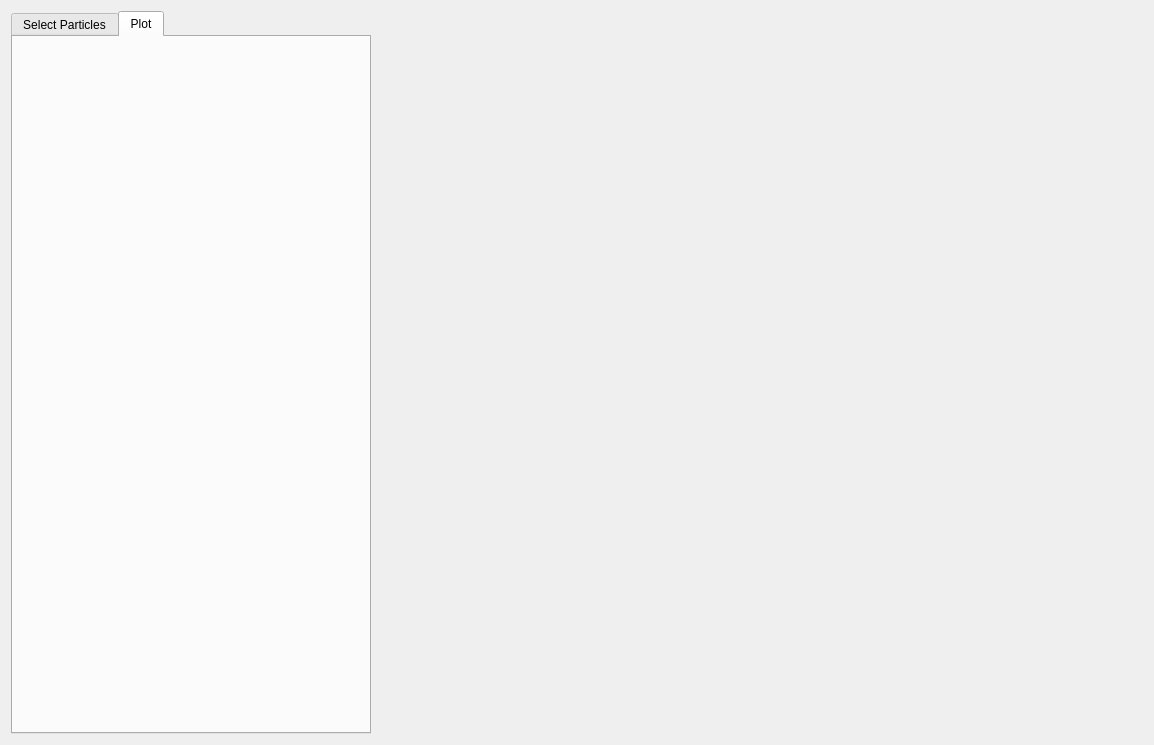
First picture: the form in VisualPIC/Views/ParticleTracker.ui, repository AngelFP/VisualPIC, before the edit.
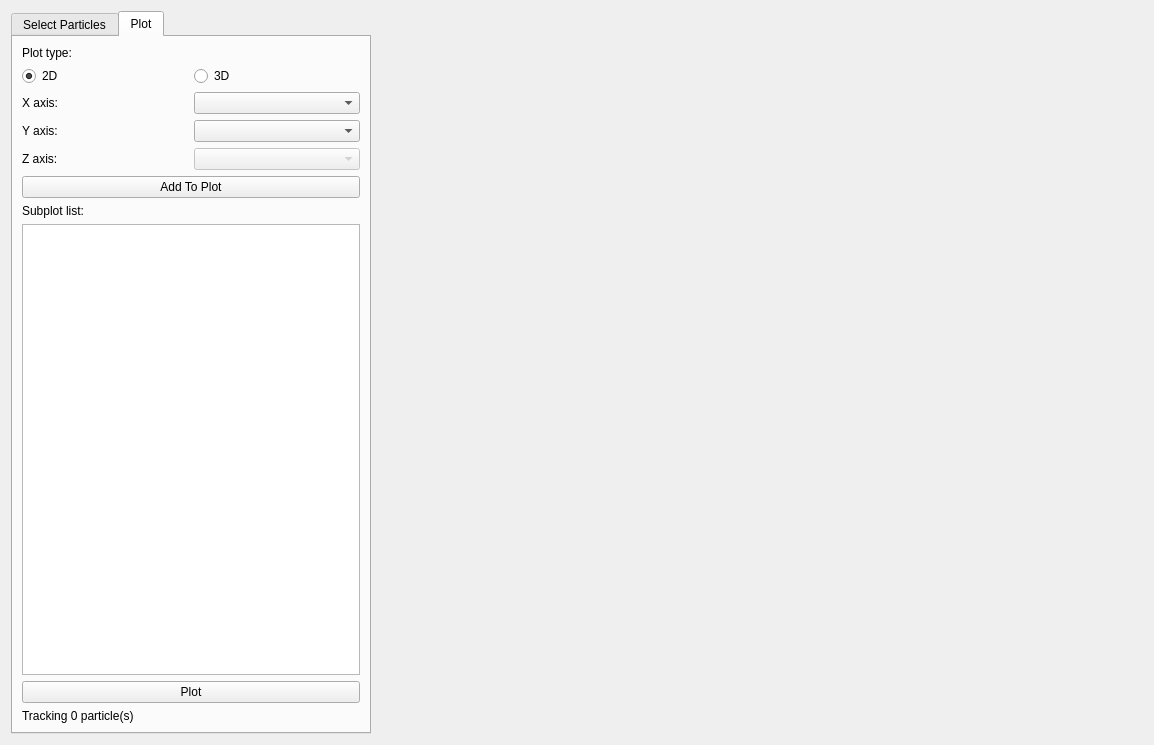
Second picture: the form after the edit. The open tabs and pages were chosen to show the change.

Commit message: Created plotting UI for tracked particles.

```diff
--- a/VisualPIC/Views/ParticleTracker.ui
+++ b/VisualPIC/Views/ParticleTracker.ui
@@ -138,6 +138,116 @@
       <attribute name="title">
        <string>Plot</string>
       </attribute>
+      <layout class="QVBoxLayout" name="verticalLayout_2">
+       <item>
+        <widget class="QLabel" name="label_6">
+         <property name="text">
+          <string>Plot type:</string>
+         </property>
+        </widget>
+       </item>
+       <item>
+        <layout class="QHBoxLayout" name="horizontalLayout_7">
+         <item>
+          <widget class="QRadioButton" name="plotType_radioButton_1">
+           <property name="text">
+            <string>2D</string>
+           </property>
+           <property name="checked">
+            <bool>true</bool>
+           </property>
+          </widget>
+         </item>
+         <item>
+          <widget class="QRadioButton" name="plotType_radioButton_2">
+           <property name="text">
+            <string>3D</string>
+           </property>
+           <property name="checked">
+            <bool>false</bool>
+           </property>
+          </widget>
+         </item>
+        </layout>
+       </item>
+       <item>
+        <layout class="QHBoxLayout" name="horizontalLayout_11">
+         <item>
+          <widget class="QLabel" name="label_4">
+           <property name="text">
+            <string>X axis:</string>
+           </property>
+          </widget>
+         </item>
+         <item>
+          <widget class="QComboBox" name="x_comboBox"/>
+         </item>
+        </layout>
+       </item>
+       <item>
+        <layout class="QHBoxLayout" name="horizontalLayout_13">
+         <item>
+          <widget class="QLabel" name="label_3">
+           <property name="text">
+            <string>Y axis:</string>
+           </property>
+          </widget>
+         </item>
+         <item>
+          <widget class="QComboBox" name="y_comboBox"/>
+         </item>
+        </layout>
+       </item>
+       <item>
+        <layout class="QHBoxLayout" name="horizontalLayout_14">
+         <item>
+          <widget class="QLabel" name="label_5">
+           <property name="text">
+            <string>Z axis:</string>
+           </property>
+          </widget>
+         </item>
+         <item>
+          <widget class="QComboBox" name="z_comboBox">
+           <property name="enabled">
+            <bool>false</bool>
+           </property>
+          </widget>
+         </item>
+        </layout>
+       </item>
+       <item>
+        <widget class="QPushButton" name="addToPlot_Button">
+         <property name="text">
+          <string>Add To Plot</string>
+         </property>
+        </widget>
+       </item>
+       <item>
+        <widget class="QLabel" name="label_7">
+         <property name="text">
+          <string>Subplot list:</string>
+         </property>
+        </widget>
+       </item>
+       <item>
+        <widget class="QListWidget" name="subplots_listWidget"/>
+       </item>
+       <item>
+        <widget class="QPushButton" name="plot_pushButton">
+         <property name="text">
+          <string>Plot</string>
+         </property>
+        </widget>
+       </item>
+       <item>
+        <widget class="QLabel" name="trackedParticles_Label">
+         <property name="text">
+          <string>Tracking 0 particle(s)</string>
+         </property>
+        </widget>
+       </item>
+      </layout>
      </widget>
     </widget>
    </item>
```
